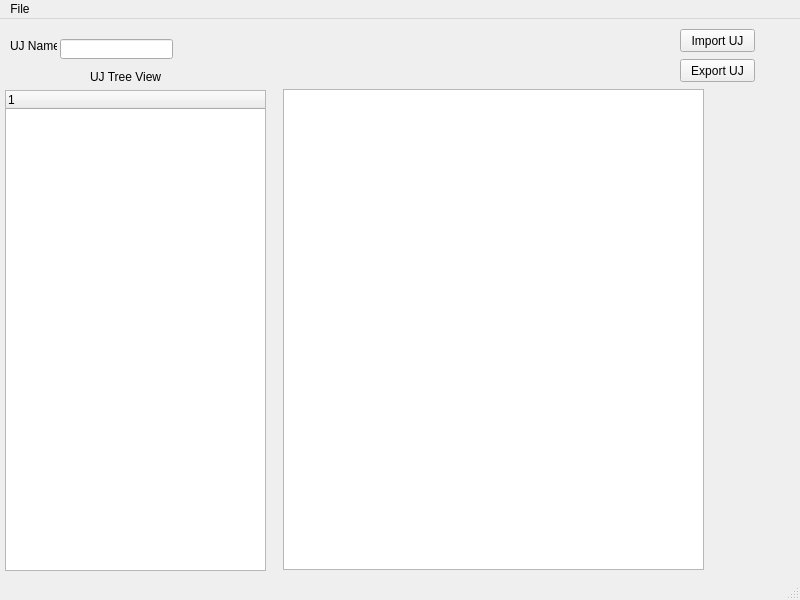
bobev18/stujeditor, file uj_editor.ui: the form before one commit.
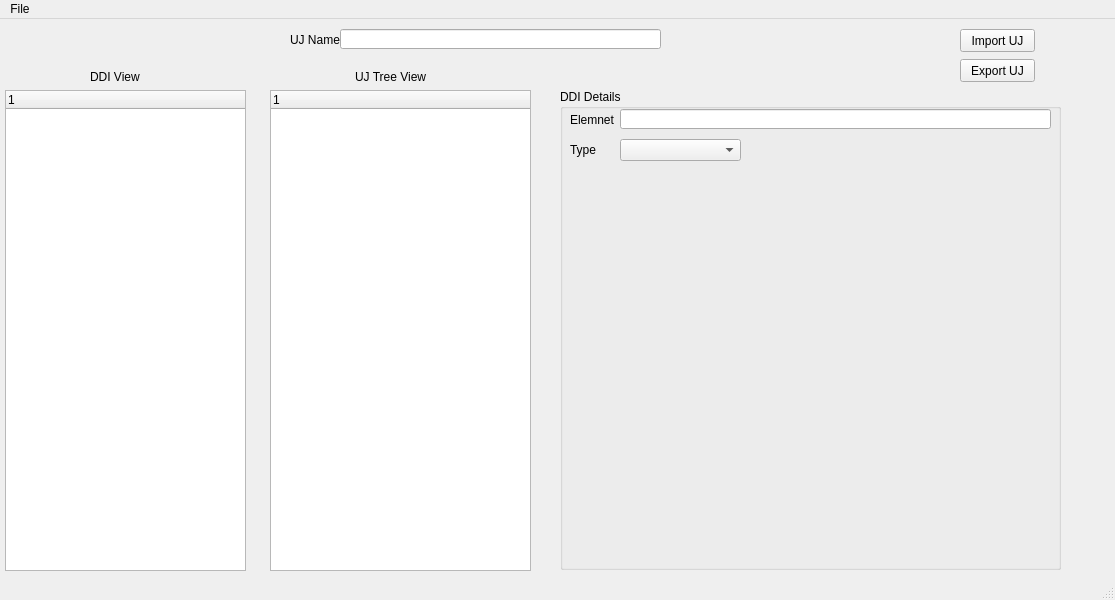
The form after the commit.

Commit message: playing with PyQt

What changed in the file:
```diff
--- a/uj_editor.ui
+++ b/uj_editor.ui
@@ -6,7 +6,7 @@
    <rect>
     <x>0</x>
     <y>0</y>
-    <width>800</width>
+    <width>1115</width>
     <height>600</height>
    </rect>
   </property>
@@ -17,7 +17,7 @@
    <widget class="QPushButton" name="import_button">
     <property name="geometry">
      <rect>
-      <x>680</x>
+      <x>960</x>
       <y>10</y>
       <width>75</width>
       <height>23</height>
@@ -30,7 +30,7 @@
    <widget class="QPushButton" name="export_button">
     <property name="geometry">
      <rect>
-      <x>680</x>
+      <x>960</x>
       <y>40</y>
       <width>75</width>
       <height>23</height>
@@ -43,7 +43,7 @@
    <widget class="QTreeWidget" name="uj_treeWidget">
     <property name="geometry">
      <rect>
-      <x>5</x>
+      <x>270</x>
       <y>71</y>
       <width>261</width>
       <height>481</height>
@@ -58,9 +58,9 @@
    <widget class="QLineEdit" name="uj_name">
     <property name="geometry">
      <rect>
-      <x>60</x>
-      <y>20</y>
-      <width>113</width>
+      <x>340</x>
+      <y>10</y>
+      <width>321</width>
       <height>20</height>
      </rect>
     </property>
@@ -68,10 +68,10 @@
    <widget class="QLabel" name="uj_name_label">
     <property name="geometry">
      <rect>
-      <x>10</x>
-      <y>20</y>
-      <width>47</width>
-      <height>13</height>
+      <x>290</x>
+      <y>10</y>
+      <width>51</width>
+      <height>21</height>
      </rect>
     </property>
     <property name="text">
@@ -81,7 +81,7 @@
    <widget class="QLabel" name="uj_tree_view_label">
     <property name="geometry">
      <rect>
-      <x>90</x>
+      <x>355</x>
       <y>50</y>
       <width>91</width>
       <height>16</height>
@@ -91,14 +91,91 @@
      <string>UJ Tree View</string>
     </property>
    </widget>
-   <widget class="QTextEdit" name="xml_textEdit">
+   <widget class="QGroupBox" name="ddi_groupBox">
     <property name="geometry">
      <rect>
-      <x>283</x>
+      <x>560</x>
       <y>70</y>
-      <width>421</width>
+      <width>501</width>
       <height>481</height>
      </rect>
+    </property>
+    <property name="title">
+     <string>DDI Details</string>
+    </property>
+    <widget class="QLabel" name="label">
+     <property name="geometry">
+      <rect>
+       <x>10</x>
+       <y>21</y>
+       <width>47</width>
+       <height>20</height>
+      </rect>
+     </property>
+     <property name="text">
+      <string>Elemnet</string>
+     </property>
+    </widget>
+    <widget class="QLineEdit" name="element_name_lineEdit">
+     <property name="geometry">
+      <rect>
+       <x>60</x>
+       <y>20</y>
+       <width>431</width>
+       <height>20</height>
+      </rect>
+     </property>
+    </widget>
+    <widget class="QComboBox" name="comboBox">
+     <property name="geometry">
+      <rect>
+       <x>60</x>
+       <y>50</y>
+       <width>121</width>
+       <height>22</height>
+      </rect>
+     </property>
+    </widget>
+    <widget class="QLabel" name="label_2">
+     <property name="geometry">
+      <rect>
+       <x>10</x>
+       <y>50</y>
+       <width>47</width>
+       <height>21</height>
+      </rect>
+     </property>
+     <property name="text">
+      <string>Type</string>
+     </property>
+    </widget>
+   </widget>
+   <widget class="QTreeWidget" name="ddi_treeWidget">
+    <property name="geometry">
+     <rect>
+      <x>5</x>
+      <y>71</y>
+      <width>241</width>
+      <height>481</height>
+     </rect>
+    </property>
+    <column>
+     <property name="text">
+      <string>1</string>
+     </property>
+    </column>
+   </widget>
+   <widget class="QLabel" name="uj_tree_view_label_2">
+    <property name="geometry">
+     <rect>
+      <x>90</x>
+      <y>50</y>
+      <width>91</width>
+      <height>16</height>
+     </rect>
+    </property>
+    <property name="text">
+     <string>DDI View</string>
     </property>
    </widget>
   </widget>
@@ -107,7 +184,7 @@
     <rect>
      <x>0</x>
      <y>0</y>
-     <width>800</width>
+     <width>1115</width>
      <height>21</height>
     </rect>
    </property>
```
Left out of the diff: 2 changed lines with no effect on the pictures. The commit also changes 2 other files.
